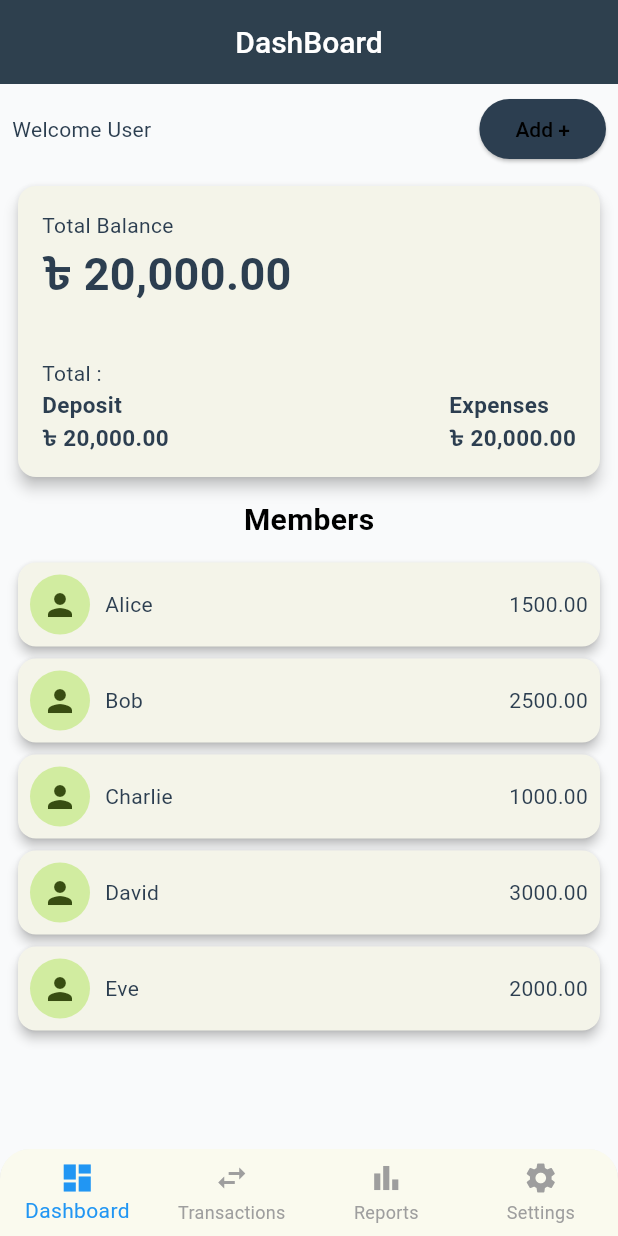
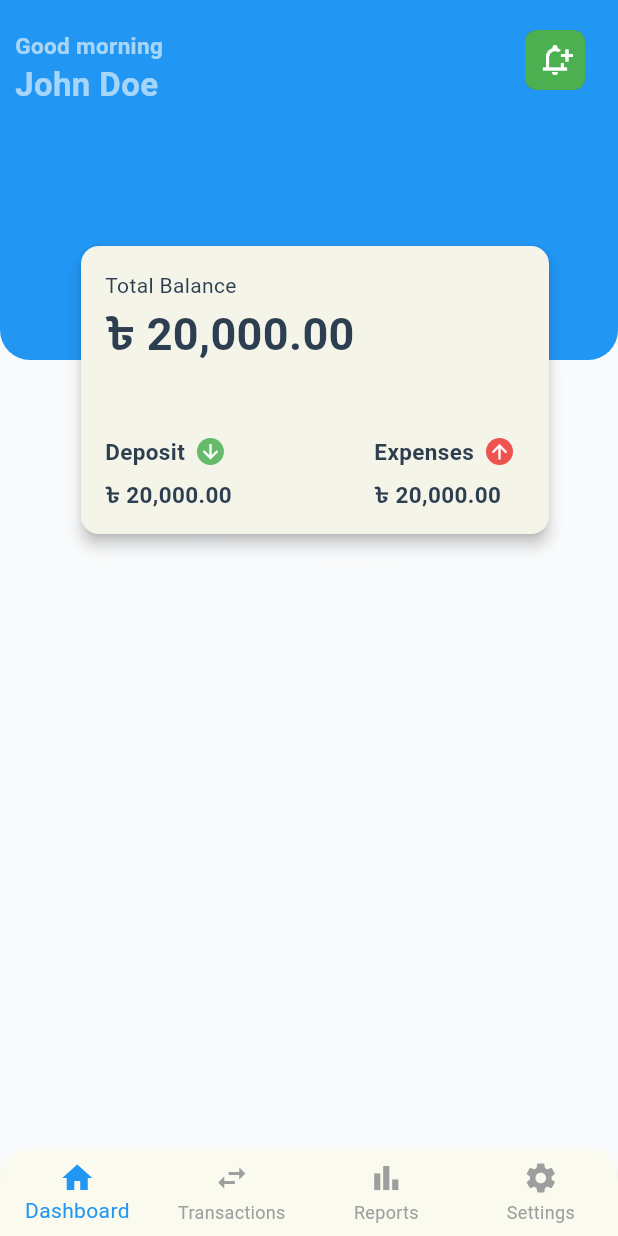
Before and after one commit to dhrubo3724/Task_Forcee, a Flutter app: the screen it shows after launch, on a phone screen of 412 x 824 dp. Run offline on Flutter 3.47's test engine with Material 3 defaults, Android fonts, the phone set to English and light mode, and no system bars.

Commit message:
chore:update

```diff
--- a/lib/navigation/app_navigation.dart
+++ b/lib/navigation/app_navigation.dart
@@ -43,10 +43,7 @@ class _AppNavigationState extends State<AppNavigation> {
         ),
         child: BottomNavigationBar(
           items: const [
-            BottomNavigationBarItem(
-              icon: Icon(Icons.dashboard),
-              label: 'Dashboard',
-            ),
+            BottomNavigationBarItem(icon: Icon(Icons.home), label: 'Dashboard'),
             BottomNavigationBarItem(
               icon: Icon(Icons.swap_horiz),
               label: 'Transactions',
--- a/lib/ui/screens/dashboard_screen.dart
+++ b/lib/ui/screens/dashboard_screen.dart
@@ -1,7 +1,5 @@
 import 'package:flutter/material.dart';
-
-import '../widgets/deshboard_content.dart';
-import '../widgets/profile_appbar.dart';
+import 'package:task_force/ui/widgets/total_card_widget.dart';
 
 class DashboardScreen extends StatefulWidget {
   // Renamed class
@@ -17,17 +15,89 @@ class _DashboardScreenState extends State<DashboardScreen> {
   @override
   Widget build(BuildContext context) {
     return Scaffold(
-      appBar: ProfileAppBar(title: 'DashBoard'),
+      // Using the ProfileAppBar widget with a title and style
       // appBar: ProfileAppBar(title: 'Dashboard'), // Using the ProfileAppBar widget with a title
-      body: Container(
-        decoration: BoxDecoration(
-          borderRadius: BorderRadius.only(
-            topLeft: Radius.circular(20),
-            topRight: Radius.circular(20),
-          ),
-        ),
-        child: DashboardContent(
-          // Pass the list of members to the DashboardContent widget
+      body: SafeArea(
+        child: Stack(
+          children: [
+            Column(
+              children: [
+                Container(
+                  width: double.infinity,
+                  height: 240,
+                  decoration: BoxDecoration(
+                    color: Colors.blue, // Background color for the body
+                    borderRadius: BorderRadius.only(
+                      bottomLeft: Radius.circular(
+                        20,
+                      ), // Circular radius for top-left
+                      bottomRight: Radius.circular(
+                        20,
+                      ), // Circular radius for top-right
+                    ),
+                  ),
+                  child: Stack(
+                    children: [
+                      Positioned(
+                        top: 20,
+                        left: 350,
+                        child: ClipRRect(
+                          borderRadius: BorderRadius.circular(8),
+                          child: Container(
+                            height: 40,
+                            width: 40,
+                            decoration: BoxDecoration(
+                              color: Colors.green,
+                              boxShadow: [BoxShadow(color: Colors.black26)],
+
+                              // Background color for the header
+                            ),
+                            child: Icon(Icons.notification_add_outlined),
+                          ),
+                        ),
+                      ),
+                      Padding(
+                        padding: const EdgeInsets.only(left: 10, top: 20.0),
+                        child: Column(
+                          crossAxisAlignment: CrossAxisAlignment.start,
+                          children: [
+                            Text(
+                              'Good morning',
+                              style: TextStyle(
+                                fontSize: 15,
+                                color: Colors.white60,
+                                fontWeight: FontWeight.bold,
+                              ),
+                            ),
+                            Text(
+                              'John Doe',
+                              style: TextStyle(
+                                fontSize: 22,
+                                color: Colors.white60,
+                                fontWeight: FontWeight.bold,
+                              ),
+                            ),
+                          ],
+                        ),
+                      ),
+                    ],
+                  ),
+                ),
+              ],
+            ),
+            Positioned(top: 160, left: 50, child: TotalCard()),
+          ],
+          // child: Container(
+          //   decoration: BoxDecoration(
+          //     borderRadius: BorderRadius.only(
+          //       topLeft: Radius.circular(20),
+          //       topRight: Radius.circular(20),
+          //     ),
+          //   ),
+          //   child: DashboardContent(
+          //     // Pass the list of members to the DashboardContent widget
+          //   ),
+          // ),
         ),
       ),
     );
--- a/lib/ui/widgets/deshboard_content.dart
+++ b/lib/ui/widgets/deshboard_content.dart
@@ -25,12 +25,10 @@ class DashboardContent extends StatelessWidget {
 
   @override
   Widget build(BuildContext context) {
-    return Container(
-      decoration: BoxDecoration(
-        borderRadius: BorderRadius.only(
-          topLeft: Radius.circular(20),
-          topRight: Radius.circular(20),
-        ),
+    return ClipRRect(
+      borderRadius: BorderRadius.only(
+        topLeft: Radius.circular(20),
+        topRight: Radius.circular(20),
       ),
       child: Padding(
         padding: EdgeInsets.symmetric(horizontal: 8.0, vertical: 6.0),
@@ -49,13 +47,20 @@ class DashboardContent extends StatelessWidget {
                       ),
                     );
                   },
+                  style: ElevatedButton.styleFrom(
+                    shape: RoundedRectangleBorder(
+                      borderRadius: BorderRadius.circular(12),
+                    ),
 
-                  child: Text('Add +'),
+                    minimumSize: Size(100, 40),
+                  ),
+
+                  child: Text('Add +', style: TextStyle(color: Colors.white)),
                 ),
               ],
             ),
             SizedBox(height: 10),
-            TotalCard(totalData: totalData), // Passing total data
+            TotalCard(), // Passing total data
             SizedBox(height: 10),
             Text(
               'Members',
--- a/lib/ui/widgets/profile_appbar.dart
+++ b/lib/ui/widgets/profile_appbar.dart
@@ -9,7 +9,8 @@ class ProfileAppBar extends StatelessWidget implements PreferredSizeWidget {
     super.key,
     required this.title,
     this.actions,
-    this.backgroundColor, // Allow customizing background color
+    this.backgroundColor,
+    // Allow customizing background color
   });
 
   @override
@@ -17,7 +18,14 @@ class ProfileAppBar extends StatelessWidget implements PreferredSizeWidget {
     return AppBar(
       backgroundColor: backgroundColor,
       // Use provided color or default to theme.color, // Use provided color or default to green
-      title: Text(title), // Use the passed title
+      title: Text(
+        title,
+        style: TextStyle(
+          color: Colors.white, // Default text color
+          fontSize: 20, // Default font size
+          fontWeight: FontWeight.bold, // Default font weight
+        ),
+      ), // Use the passed title
       centerTitle:
           true, // Center the title (you can make this a parameter too if needed)
       actions: actions, // Include optional actions
--- a/lib/ui/widgets/total_card_widget.dart
+++ b/lib/ui/widgets/total_card_widget.dart
@@ -1,15 +1,22 @@
 import 'package:flutter/material.dart';
 
 class TotalCard extends StatelessWidget {
-  const TotalCard({super.key, required totalData});
+  const TotalCard({super.key});
 
   @override
   Widget build(BuildContext context) {
-    return Card(
+    return SizedBox(
+      width: 320,
+      height: 200,
+      child: Card(
         elevation: 4,
         child: Padding(
           padding: const EdgeInsets.all(16),
           child: Column(
+            mainAxisAlignment: MainAxisAlignment.spaceBetween,
+            crossAxisAlignment: CrossAxisAlignment.start,
+            children: [
+              Column(
                 crossAxisAlignment: CrossAxisAlignment.start,
                 children: [
                   Text('Total Balance '),
@@ -17,32 +24,17 @@ class TotalCard extends StatelessWidget {
                     '৳ 20,000.00',
                     style: TextStyle(fontWeight: FontWeight.bold, fontSize: 30),
                   ),
-            SizedBox(height: 35),
-            Text('Total :'),
+                ],
+              ),
+
               Row(
                 mainAxisAlignment: MainAxisAlignment.spaceBetween,
                 children: [
+                  buildDepositText(),
                   Column(
                     crossAxisAlignment: CrossAxisAlignment.start,
                     children: [
-                    Text(
-                      'Deposit',
-                      style: TextStyle(
-                        fontWeight: FontWeight.bold,
-                        fontSize: 15,
-                      ),
-                    ),
-                    Text(
-                      '৳ 20,000.00',
-                      style: TextStyle(
-                        fontWeight: FontWeight.bold,
-                        fontSize: 15,
-                      ),
-                    ),
-                  ],
-                ),
-                Column(
-                  crossAxisAlignment: CrossAxisAlignment.start,
+                      Row(
                         children: [
                           Text(
                             'Expenses',
@@ -50,6 +42,20 @@ class TotalCard extends StatelessWidget {
                               fontWeight: FontWeight.bold,
                               fontSize: 15,
                             ),
+                          ),
+                          Padding(
+                            padding: const EdgeInsets.all(8.0),
+                            child: CircleAvatar(
+                              radius: 9,
+                              backgroundColor: Colors.red[400],
+                              child: Icon(
+                                Icons.arrow_upward,
+                                color: Colors.white,
+                                size: 15,
+                              ),
+                            ),
+                          ),
+                        ],
                       ),
                       Text(
                         '৳ 20,000.00',
@@ -65,6 +71,39 @@ class TotalCard extends StatelessWidget {
             ],
           ),
         ),
+      ),
+    );
+  }
+
+  Widget buildDepositText() {
+    return Column(
+      crossAxisAlignment: CrossAxisAlignment.start,
+      children: [
+        Row(
+          children: [
+            Text(
+              'Deposit',
+              style: TextStyle(fontWeight: FontWeight.bold, fontSize: 15),
+            ),
+            Padding(
+              padding: const EdgeInsets.all(8.0),
+              child: CircleAvatar(
+                radius: 9,
+                backgroundColor: Colors.green[400],
+                child: Icon(
+                  Icons.arrow_downward,
+                  color: Colors.white,
+                  size: 15,
+                ),
+              ),
+            ),
+          ],
+        ),
+        Text(
+          '৳ 20,000.00',
+          style: TextStyle(fontWeight: FontWeight.bold, fontSize: 15),
+        ),
+      ],
     );
   }
 }
```
Lines whose indentation alone changed are shown as unchanged.
